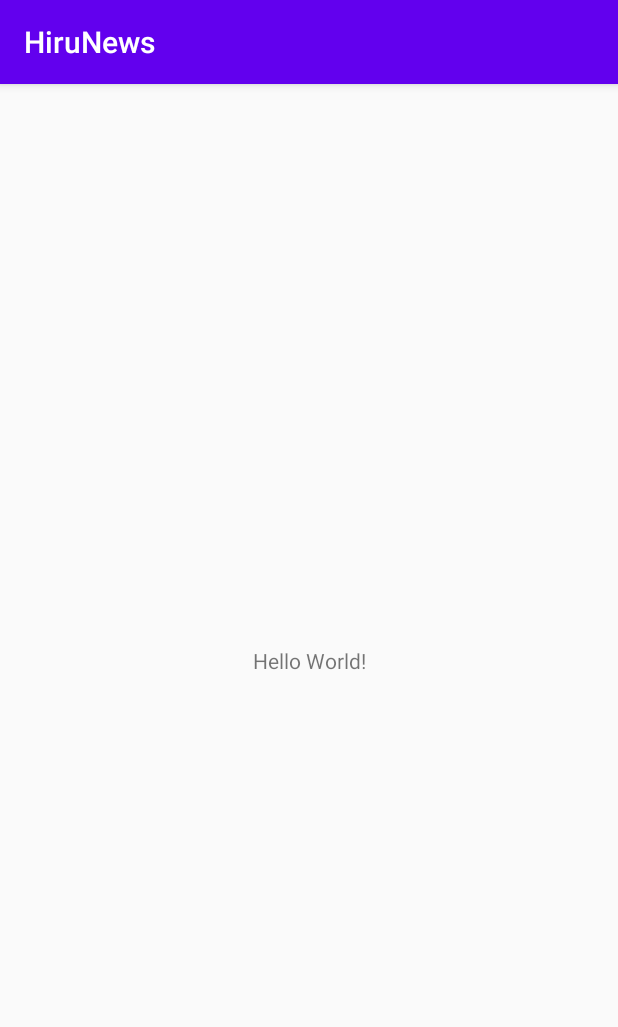
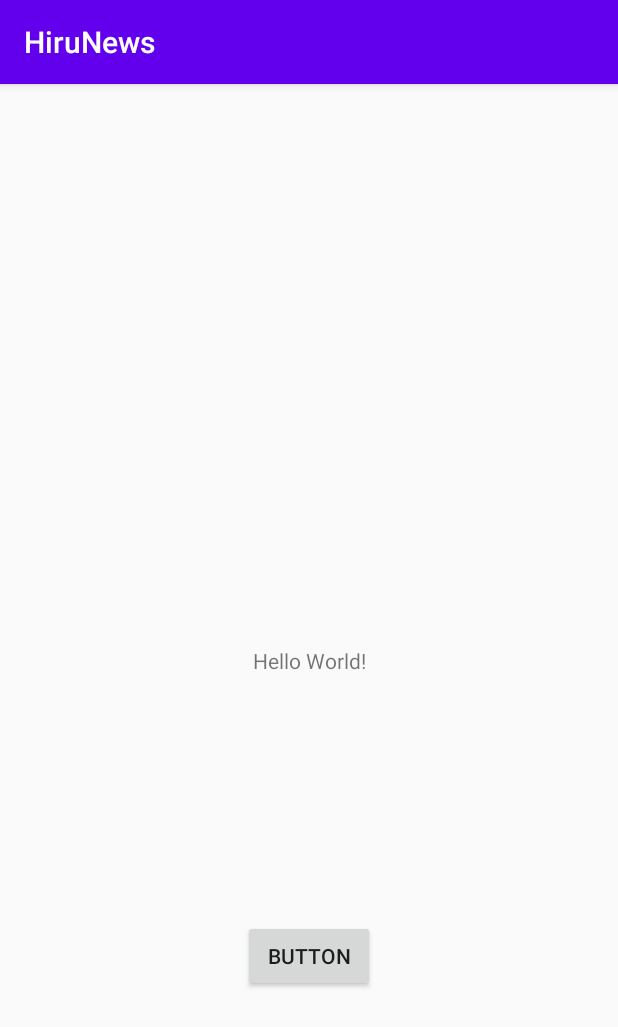
Before and after one commit to sachinthazoysa/Hiru-News, an Android app: the screen it shows after launch (MainActivity), on a phone screen of 412 x 824 dp. Shown: the top 1027 px of the screen. Run offline under Robolectric (Android 15) with nearby library versions, the phone set to English and light mode, and no system bars.

Commit message:
Testing 2

```diff
--- a/app/src/main/res/layout/activity_main.xml
+++ b/app/src/main/res/layout/activity_main.xml
@@ -7,6 +7,7 @@
     tools:context=".MainActivity">
 
     <TextView
+        android:id="@+id/textView2"
         android:layout_width="wrap_content"
         android:layout_height="wrap_content"
         android:text="Hello World!"
@@ -15,4 +16,14 @@
         app:layout_constraintRight_toRightOf="parent"
         app:layout_constraintTop_toTopOf="parent" />
 
+    <Button
+        android:id="@+id/button2"
+        android:layout_width="wrap_content"
+        android:layout_height="wrap_content"
+        android:text="Button"
+        app:layout_constraintBottom_toBottomOf="parent"
+        app:layout_constraintEnd_toEndOf="parent"
+        app:layout_constraintStart_toStartOf="parent"
+        app:layout_constraintTop_toBottomOf="@+id/textView2" />
+
 </androidx.constraintlayout.widget.ConstraintLayout>
```
